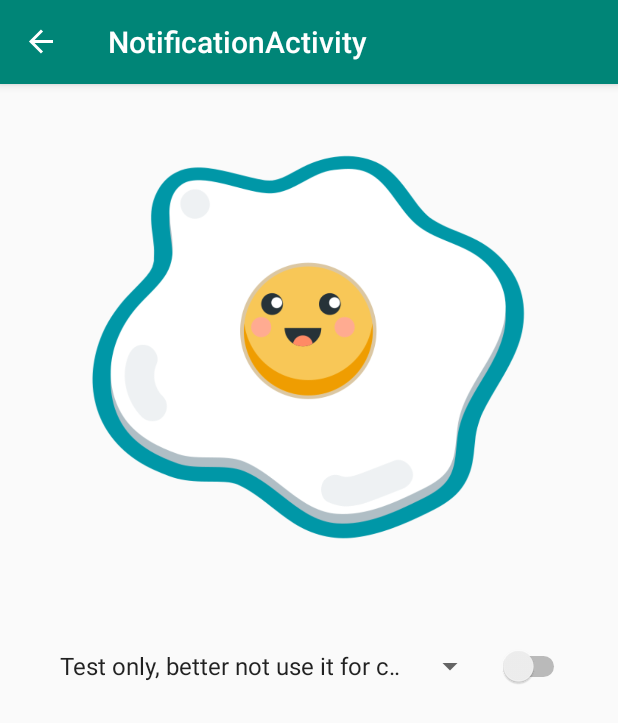
After one commit to KevinDelao/Diet-Android-App, an Android app: the NotificationActivity screen opened through its navigation route, on a phone screen of 412 x 824 dp. The commit adds this screen. Shown: the top 723 px of the screen. Run offline under Robolectric (Android 15) with nearby library versions, the phone set to English and light mode, and no system bars; our stand-ins replace Room's generated code, data binding, navigation-ui; libraries missing offline, so code that uses them is left out: com.facebook.stetho.

Commit message:
includes notification files and name changes

```diff
--- a/app/build.gradle
+++ b/app/build.gradle
@@ -58,5 +58,9 @@ dependencies {
     annotationProcessor "android.arch.lifecycle:compiler:1.1.1"
     implementation 'com.github.lecho:hellocharts-library:1.5.8@aar'
 
+    implementation 'com.google.firebase:firebase-core:17.0.0'
+    implementation 'com.google.firebase:firebase-iid:19.0.1'
+    implementation 'com.google.firebase:firebase-messaging:19.0.1'
+    implementation 'android.arch.work:work-runtime:1.0.1'
 
 }
--- a/app/src/main/java/com/example/dietapp/CalorieFragment.kt
+++ b/app/src/main/java/com/example/dietapp/CalorieFragment.kt
@@ -29,15 +29,15 @@ class CalorieFragment : Fragment() {
     ): View? {
         v = inflater.inflate(R.layout.calorie_layout, container, false);
         val recyclerView = v.findViewById<RecyclerView>(R.id.recyclerview)
-        val adapter = FoodListAdapter(activity)
-        recyclerView.adapter = adapter
+        val adapter2 = FoodListAdapter(activity)
+        recyclerView.adapter = adapter2
         recyclerView.layoutManager = LinearLayoutManager(activity)
 
         mFoodViewModel = ViewModelProviders.of(this).get(FoodViewModel::class.java)
 
 
         mFoodViewModel!!.allFoods?.observe(this, Observer { foods ->
-            adapter.setFoods(foods)
+            adapter2.setFoods(foods)
         })
         val newFood = v.findViewById<Button>(R.id.newfood_button)
         val foodOverview = v.findViewById<ImageButton>(R.id.foodoverview_button)
--- /dev/null
+++ b/app/src/main/java/com/example/dietapp/NotificationActivity.kt
@@ -0,0 +1,84 @@
+package com.example.dietapp
+
+
+import android.content.Context
+import android.net.Uri
+import android.os.Bundle
+import androidx.fragment.app.Fragment
+import android.view.LayoutInflater
+import android.view.View
+import android.view.ViewGroup
+
+import android.app.Notification
+import android.app.NotificationChannel
+import android.app.NotificationManager
+import android.app.PendingIntent
+import androidx.appcompat.app.AppCompatActivity;
+import android.content.Intent
+import android.graphics.Color
+import android.widget.Button
+import androidx.fragment.app.FragmentContainer
+//import android.R
+import com.example.dietapp.ui.EggTimerFragment
+
+
+
+class NotificationActivity : Fragment() {
+    lateinit var v: View
+    lateinit var fragview: View
+    private var notificationManager: NotificationManager? = null
+    private var button_notify: Button? = null
+
+    override fun onCreateView(
+        inflater: LayoutInflater, container: ViewGroup?,
+        savedInstanceState: Bundle?
+    ): View? {
+//        super.onCreate(savedInstanceState);
+//        fragview = inflater.inflate(R.layout.fragment_add_food,container,false)
+//        button_notify = findViewById(R.id.notify)
+//        button_notify.setOnClickListener(View.OnClickListener { sendNotification() })
+//        v = inflater.inflate(R.layout.fragment_notification, container, false);
+//
+//        val mNotificationManager =
+//            activity!!.getSystemService(Context.NOTIFICATION_SERVICE) as NotificationManager
+//
+//        createNotificationChannel("com.example.dietapp",
+//            "Notification Demo",
+//            "Demo Test")
+//
+        return inflater.inflate(R.layout.fragment_notification,container,false)
+//    }
+//
+//    private fun createNotificationChannel(id:String,name:String,description:String){
+//
+//        val importance = NotificationManager.IMPORTANCE_LOW
+//        val channel = NotificationChannel(id,name,importance)
+//        channel.description = description
+//
+//        notificationManager?.createNotificationChannel(channel)
+//    }
+
+//    fun sendNotification(view: View){
+//
+//        val notificationId = 101
+////        val resultIntent = Intent(context, ShowNotification::class.java)
+//
+//        val pendingIntent = PendingIntent.getActivity(context,0,resultIntent,PendingIntent.FLAG_UPDATE_CURRENT)
+//
+//
+//        val channelId= "notification.kotlin.com.kotlinnotificationdemo"
+//
+//        val notification = Notification.Builder(context, channelId)
+//            .setContentTitle("Demo Notification")
+//            .setContentText("Hi Buddy")
+//            .setSmallIcon(android.R.drawable.ic_dialog_info)
+//            .setChannelId(channelId)
+//            .setContentIntent(pendingIntent)
+//            .build()
+//
+//        notificationManager?.notify(notificationId, notification)
+//
+//    }
+//}
+    }
+}
--- a/app/src/main/java/com/example/dietapp/TitleFragment.kt
+++ b/app/src/main/java/com/example/dietapp/TitleFragment.kt
@@ -19,6 +19,7 @@ class TitleFragment : Fragment()
     lateinit var toCaloriePage: Button
     lateinit var toHealthyRecipe: Button
     lateinit var toRecordsPage: Button
+    lateinit var toNotifications: Button
 
     override fun onCreateView(
         inflater: LayoutInflater, container: ViewGroup?,
@@ -44,6 +45,9 @@ class TitleFragment : Fragment()
         toHealthyRecipe.setOnClickListener{ view : View ->
             view.findNavController().navigate(R.id.action_titleFragment_to_healthyRecipe)
         }
+//        toNotifications.setOnClickListener{ view : View ->
+//            view.findNavController().navigate(R.id.action_titleFragment_to_notificationActivity)
+//        }
 
         return viewTitle
         }
--- /dev/null
+++ b/app/src/main/java/com/example/dietapp/util/NotificationUtils.kt
@@ -0,0 +1,98 @@
+package com.example.dietapp.util
+
+
+import android.app.NotificationManager
+import android.app.PendingIntent
+import android.content.Context
+import android.content.Intent
+import android.graphics.BitmapFactory
+import androidx.core.app.NotificationCompat
+import com.example.dietapp.MainActivity
+import com.example.dietapp.R
+import com.example.dietapp.receiver.SnoozeReceiver
+
+// Notification ID.
+private val NOTIFICATION_ID = 0
+private val REQUEST_CODE = 0
+private val FLAGS = 0
+
+// TODO: Step 1.1 extension function to send messages (GIVEN)
+/**
+ * Builds and delivers the notification.
+ *
+ * @param context, activity context.
+ */
+fun NotificationManager.sendNotification(messageBody: String, applicationContext: Context) {
+    // Create the content intent for the notification, which launches
+    // this activity
+    // TODO: Step 1.11 create intent
+    val contentIntent = Intent(applicationContext, MainActivity::class.java)
+    // TODO: Step 1.12 create PendingIntent
+    val contentPendingIntent = PendingIntent.getActivity(
+        applicationContext,
+        NOTIFICATION_ID,
+        contentIntent,
+        PendingIntent.FLAG_UPDATE_CURRENT
+    )
+
+    // TODO: Step 2.0 add style
+    val eggImage = BitmapFactory.decodeResource(
+        applicationContext.resources,
+        R.drawable.cooked_egg
+    )
+    val bigPicStyle = NotificationCompat.BigPictureStyle()
+        .bigPicture(eggImage)
+        .bigLargeIcon(null)
+
+    // TODO: Step 2.2 add snooze action
+    val snoozeIntent = Intent(applicationContext, SnoozeReceiver::class.java)
+    val snoozePendingIntent: PendingIntent = PendingIntent.getBroadcast(
+        applicationContext,
+        REQUEST_CODE,
+        snoozeIntent,
+        FLAGS)
+
+    // TODO: Step 1.2 get an instance of NotificationCompat.Builder
+    // Build the notification
+    val builder = NotificationCompat.Builder(
+        applicationContext,
+        applicationContext.getString(R.string.egg_notification_channel_id)
+    )
+
+        // TODO: Step 1.8 use the new 'breakfast' notification channel
+
+        // TODO: Step 1.3 set title, text and icon to builder
+        .setSmallIcon(R.drawable.cooked_egg)
+        .setContentTitle(applicationContext
+            .getString(R.string.notification_title))
+        .setContentText(messageBody)
+
+        // TODO: Step 1.13 set content intent
+        .setContentIntent(contentPendingIntent)
+        .setAutoCancel(true)
+
+        // TODO: Step 2.1 add style to builder
+        .setStyle(bigPicStyle)
+        .setLargeIcon(eggImage)
+
+        // TODO: Step 2.3 add snooze action
+        .addAction(
+            R.drawable.egg_icon,
+            applicationContext.getString(R.string.snooze),
+            snoozePendingIntent
+        )
+
+        // TODO: Step 2.5 set priority
+        .setPriority(NotificationCompat.PRIORITY_HIGH)
+    // TODO: Step 1.4 call notify
+    notify(NOTIFICATION_ID, builder.build())
+}
+
+// TODO: Step 1.14 Cancel all notifications
+/**
+ * Cancels all notifications.
+ *
+ */
+fun NotificationManager.cancelNotifications() {
+    cancelAll()
+}
--- /dev/null
+++ b/app/src/main/res/layout/fragment_notification.xml
@@ -0,0 +1,91 @@
+<?xml version="1.0" encoding="utf-8"?>
+<!--
+  ~ Copyright (C) 2019 Google Inc.
+  ~
+  ~ Licensed under the Apache License, Version 2.0 (the "License");
+  ~ you may not use this file except in compliance with the License.
+  ~ You may obtain a copy of the License at
+  ~
+  ~     http://www.apache.org/licenses/LICENSE-2.0
+  ~
+  ~ Unless required by applicable law or agreed to in writing, software
+  ~ distributed under the License is distributed on an "AS IS" BASIS,
+  ~ WITHOUT WARRANTIES OR CONDITIONS OF ANY KIND, either express or implied.
+  ~ See the License for the specific language governing permissions and
+  ~ limitations under the License.
+  -->
+
+<layout xmlns:android="http://schemas.android.com/apk/res/android"
+    xmlns:app="http://schemas.android.com/apk/res-auto"
+    xmlns:tools="http://schemas.android.com/tools">
+
+    <data>
+
+        <variable
+            name="eggTimerViewModel"
+            type="com.example.dietapp.ui.EggTimerViewModel" />
+    </data>
+
+    <androidx.constraintlayout.widget.ConstraintLayout
+        android:layout_width="match_parent"
+        android:layout_height="match_parent"
+        tools:context=".ui.EggTimerFragment">
+
+<!--        app:elapsedTime="@{eggTimerViewModel.elapsedTime}"-->
+
+        <TextView
+            android:id="@+id/textView"
+            android:layout_width="wrap_content"
+            android:layout_height="wrap_content"
+            android:textAppearance="@style/TextAppearance.AppCompat.Large"
+            app:layout_constraintBottom_toBottomOf="parent"
+            app:layout_constraintEnd_toEndOf="parent"
+            app:layout_constraintStart_toStartOf="parent"
+            app:layout_constraintTop_toBottomOf="@id/minutes_spinner" />
+
+        <Spinner
+            android:id="@+id/minutes_spinner"
+            android:layout_width="0dp"
+            android:layout_height="wrap_content"
+            android:layout_marginStart="32dp"
+            android:layout_marginTop="8dp"
+            android:layout_marginEnd="8dp"
+            android:entries="@array/egg_array"
+            android:onItemSelected="@{(parent, view, selection, id)-> eggTimerViewModel.setTimeSelected(selection)}"
+            android:prompt="@string/egg_prompt"
+            android:selectedItemPosition="@{eggTimerViewModel.timeSelection}"
+            app:layout_constraintBottom_toBottomOf="parent"
+            app:layout_constraintEnd_toStartOf="@id/on_off_switch"
+            app:layout_constraintStart_toStartOf="parent"
+            app:layout_constraintTop_toTopOf="parent" />
+
+        <Switch
+            android:id="@+id/on_off_switch"
+            android:layout_width="wrap_content"
+            android:layout_height="wrap_content"
+            android:layout_marginTop="8dp"
+            android:layout_marginEnd="32dp"
+            android:checked="@{eggTimerViewModel.isAlarmOn}"
+            android:onCheckedChanged="@{(button, on)-> eggTimerViewModel.setAlarm(on)}"
+            app:layout_constraintBottom_toBottomOf="parent"
+            app:layout_constraintEnd_toEndOf="parent"
+            app:layout_constraintStart_toEndOf="@+id/minutes_spinner"
+            app:layout_constraintTop_toTopOf="parent" />
+
+        <ImageView
+            android:id="@+id/egg_image"
+            android:layout_width="0dp"
+            android:layout_height="0dp"
+            android:layout_marginStart="8dp"
+            android:layout_marginTop="8dp"
+            android:layout_marginEnd="8dp"
+            android:contentDescription="Egg"
+            app:layout_constraintBottom_toTopOf="@id/minutes_spinner"
+            app:layout_constraintEnd_toEndOf="parent"
+            app:layout_constraintStart_toStartOf="parent"
+            app:layout_constraintTop_toTopOf="parent"
+            app:srcCompat="@drawable/cooked_egg"
+            tools:srcCompat="@drawable/cooked_egg" />
+
+    </androidx.constraintlayout.widget.ConstraintLayout>
+</layout>
--- a/app/src/main/res/layout/fragment_title.xml
+++ b/app/src/main/res/layout/fragment_title.xml
@@ -62,6 +62,11 @@
         android:text="@string/title_page_button_exercise"
         android:layout_marginBottom="@dimen/title_page_button_margin_bottom"/>
     <Button
+        android:id="@+id/title_page_notification_button"
+        style="@style/title_page_buttons"
+        android:text="@string/title_page_button_notification"
+        android:layout_marginBottom="@dimen/title_page_button_margin_bottom"/>
+    <Button
         android:id="@+id/title_page_goals_button"
         style="@style/title_page_buttons"
         android:text="@string/title_page_button_goals"
--- a/app/src/main/res/navigation/navigation.xml
+++ b/app/src/main/res/navigation/navigation.xml
@@ -105,4 +105,9 @@
             android:id="@+id/recordEntry_to_recordProgress"
             app:destination="@id/recordsFragment"/>
     </fragment>
+    <fragment
+        android:id="@+id/notificationActivity"
+        android:name="com.example.dietapp.NotificationActivity"
+        android:label="NotificationActivity"
+        tools:layout="@layout/fragment_notification"/>
 </navigation>
--- /dev/null
+++ b/app/src/main/res/values/arrays.xml
@@ -0,0 +1,37 @@
+<?xml version="1.0" encoding="utf-8"?>
+<!--
+  ~ Copyright (C) 2019 Google Inc.
+  ~
+  ~ Licensed under the Apache License, Version 2.0 (the "License");
+  ~ you may not use this file except in compliance with the License.
+  ~ You may obtain a copy of the License at
+  ~
+  ~     http://www.apache.org/licenses/LICENSE-2.0
+  ~
+  ~ Unless required by applicable law or agreed to in writing, software
+  ~ distributed under the License is distributed on an "AS IS" BASIS,
+  ~ WITHOUT WARRANTIES OR CONDITIONS OF ANY KIND, either express or implied.
+  ~ See the License for the specific language governing permissions and
+  ~ limitations under the License.
+  -->
+<resources>
+    <!--These two arrays list cooking time intervals in minutes and the text representing
+	that interval. They need to be in sync when anything added, removed or modified   -->
+
+    <!--Text values of cooking time intervals -->
+    <string-array name="egg_array">
+        <item>Test only, better not use it for cooking :)</item>
+        <item>Soft Boiled</item>
+        <item>Slightly Firmer</item>
+        <item>Firm Yolk</item>
+        <item>Hard Boiled</item>
+    </string-array>
+    <!--Cooking time intervals in minutes -->
+    <integer-array name="minutes_array">
+        <item>0</item>
+        <item>4</item>
+        <item>6</item>
+        <item>10</item>
+        <item>12</item>
+    </integer-array>
+</resources>
```
Also changed, not shown: app/src/main/java/com/example/dietapp/receiver/AlarmReceiver.kt (added, +32 -0 lines), app/src/main/java/com/example/dietapp/receiver/SnoozeReciever.kt (added, +42 -0 lines), app/src/main/java/com/example/dietapp/ui/EggTimerFragment.kt (added, +78 -0 lines), app/src/main/java/com/example/dietapp/ui/EggTimerViewModel.kt (added, +177 -0 lines), app/src/main/java/com/example/dietapp/util/BindingUtils.kt (added, +16 -0 lines), app/src/main/res/values/strings.xml (+19 -1 lines), app/src/main/res/drawable/cooked_egg.png (added), app/src/main/res/drawable/egg_icon.png (added), app/src/main/res/drawable/egg_icon_plain.png (added), app/src/main/res/drawable/egg_notification.png (added), 1 other file.
